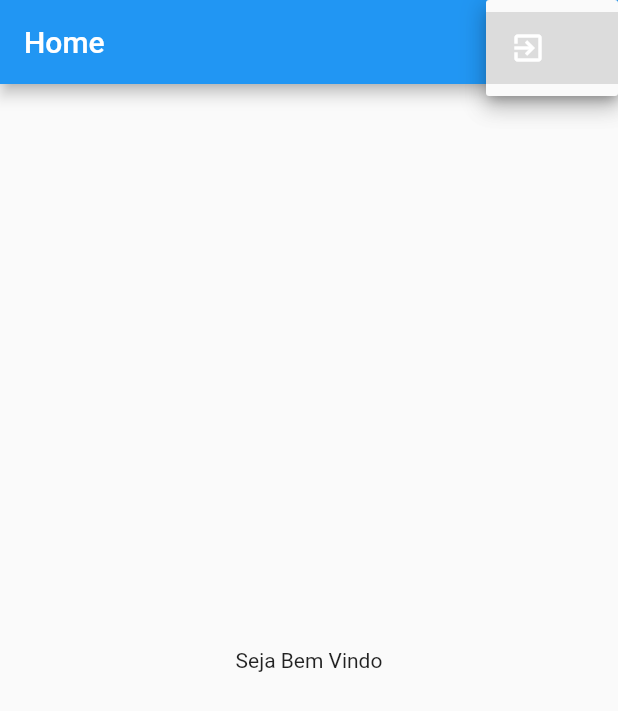
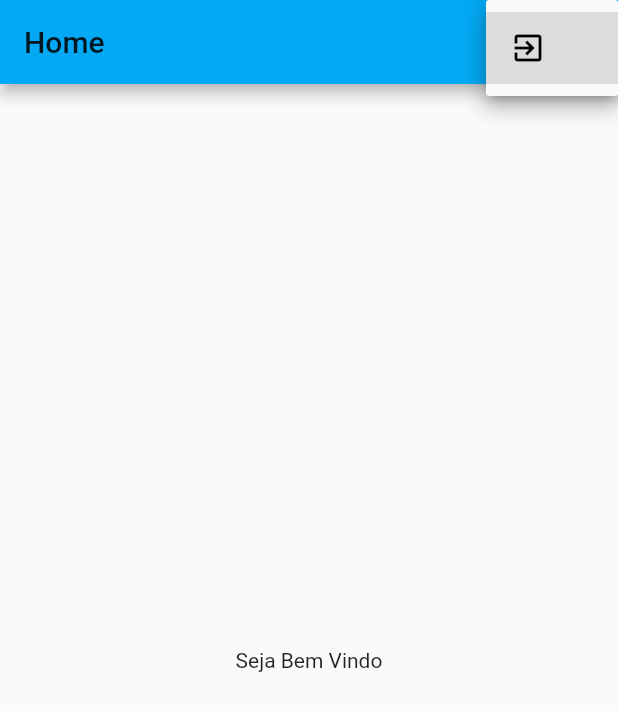
Before and after one commit to alanexplorer/Flutter-Template, a Flutter app: the screen it shows once a user with an empty profile is signed in, after a tap on the "more vert" icon, on a phone screen of 412 x 824 dp. Shown: the top 711 px of the screen. Run offline on Flutter 3.47's test engine with Material 2 defaults, Android fonts, the phone set to English and light mode, and no system bars; our stand-ins replace cloud_firestore, firebase_auth, firebase_core; accounts and stored records are empty.

Commit message:
Initial Screen
Designer initial screen

```diff
--- a/template_one/lib/main.dart
+++ b/template_one/lib/main.dart
@@ -3,6 +3,7 @@ import 'package:template_one/screens/auth_screen.dart';
 import 'package:template_one/screens/home_screen.dart';
 import 'package:firebase_auth/firebase_auth.dart';
 import 'package:firebase_core/firebase_core.dart';
+import 'package:template_one/screens/test_screen.dart';
 
 void main() async {
   WidgetsFlutterBinding.ensureInitialized();
@@ -17,15 +18,15 @@ class MyApp extends StatelessWidget {
       debugShowCheckedModeBanner: false,
       title: 'Template One',
       theme: ThemeData(
-        primarySwatch: Colors.blue,
-        backgroundColor: Colors.blue,
-        accentColor: Colors.deepPurple,
-        accentColorBrightness: Brightness.dark,
+        primarySwatch: Colors.lightBlue,
+        backgroundColor: Colors.white,
+        accentColor: Colors.teal,
+        accentColorBrightness: Brightness.light,
         buttonTheme: ButtonTheme.of(context).copyWith(
-            buttonColor: Colors.blue,
+            buttonColor: Colors.lightBlue,
             textTheme: ButtonTextTheme.primary,
             shape: RoundedRectangleBorder(
-              borderRadius: BorderRadius.circular(40),
+              borderRadius: BorderRadius.circular(20),
             )),
         visualDensity: VisualDensity.adaptivePlatformDensity,
       ),
--- a/template_one/lib/screens/auth_screen.dart
+++ b/template_one/lib/screens/auth_screen.dart
@@ -4,7 +4,7 @@ import 'package:template_one/models/auth_data.dart';
 import 'package:template_one/widgets/auth_form.dart';
 import 'package:firebase_auth/firebase_auth.dart';
 import 'package:cloud_firestore/cloud_firestore.dart';
-import 'package:template_one/widgets/green_clipper.dart';
+import 'package:template_one/widgets/wave_clipper.dart';
 
 class AuthScreen extends StatefulWidget {
   @override
@@ -65,56 +65,38 @@ class _AuthScreenState extends State<AuthScreen> {
   @override
   Widget build(BuildContext context) {
     return Scaffold(
+      backgroundColor: Theme.of(context).backgroundColor,
       key: _scaffoldKey,
-      body: Center(
-        child: SingleChildScrollView(
+      body: Container(
+        child: Stack(
+          children: <Widget>[
+            Center(
+              child: Container(
                 child: Column(
                   mainAxisSize: MainAxisSize.min,
-            children: <Widget>[
-              Stack(
-                children: <Widget>[
+                  children: [
                     Container(
-                    height: MediaQuery.of(context).size.height,
-                    color: Colors.white,
-                    child: ClipPath(
-                      clipper: GreenClipper(),
-                      child: Container(
-                        color: Theme.of(context).primaryColor,
-                      ),
-                    ),
-                  ),
-                  Container(
-                    child: Column(
-                      children: <Widget>[
-                        Container(
-                          height: MediaQuery.of(context).size.height * 0.25,
-                        ),
-                        new Image.asset(
-                          "assets/images/logo.png",
-                          height: 150.0,
-                          width: 210.0,
-                          fit: BoxFit.scaleDown,
+                      height: MediaQuery.of(context).size.height * 0.2,
                     ),
                     AuthForm(_handleSubmit),
                   ],
                 ),
               ),
-                  if (_isLoading)
-                    Positioned.fill(
+            ),
+            ClipPath(
+              clipper: WaveClipper(),
               child: Container(
-                        margin: EdgeInsets.all(20),
-                        decoration: BoxDecoration(
-                          color: Color.fromRGBO(0, 0, 0, 0.5),
+                color: Colors.lightBlue,
               ),
+            ),
+            Container(
+              height: MediaQuery.of(context).size.height * 0.3,
+              width: MediaQuery.of(context).size.width,
               child: Center(
-                          child: CircularProgressIndicator(),
-                        ),
+                child: Text('Seu Logo Aqui'),
               ),
             )
           ],
-              ),
-            ],
-          ),
         ),
       ),
     );
--- a/template_one/lib/widgets/auth_form.dart
+++ b/template_one/lib/widgets/auth_form.dart
@@ -90,7 +90,7 @@ class _AuthFormState extends State<AuthForm> {
 
   @override
   Widget build(BuildContext context) {
-    return Center(
+    return SingleChildScrollView(
       child: Card(
         margin: EdgeInsets.all(20),
         child: Padding(
--- a/template_one/lib/widgets/green_clipper.dart
+++ b/template_one/lib/widgets/wave_clipper.dart
@@ -1,12 +1,11 @@
 import 'package:flutter/material.dart';
 import 'package:flutter/painting.dart';
 
-class GreenClipper extends CustomClipper<Path> {
+class WaveClipper extends CustomClipper<Path> {
   @override
   getClip(Size size) {
-    // TODO: implement getClip
     var path = new Path();
-    path.lineTo(0, size.height / 4.25);
+    path.lineTo(0, size.height / 4);
     var firstControlPoint = new Offset(size.width / 4, size.height / 3);
     var firstEndPoint = new Offset(size.width / 2, size.height / 3 - 60);
     var secondControlPoint =
--- a/template_one/pubspec.yaml
+++ b/template_one/pubspec.yaml
@@ -52,6 +52,7 @@ flutter:
   assets:
     - assets/images/google_logo.png
     - assets/images/logo.png
+    - assets/images/login_screen.png
 
   # An image asset can refer to one or more resolution-specific "variants", see
   # https://flutter.dev/assets-and-images/#resolution-aware.
```
Also changed, not shown: template_one/assets/images/login_screen.png (added), template_one/lib/screens/test_screen.dart (added), 2 other files. Lines whose indentation alone changed are shown as unchanged.
